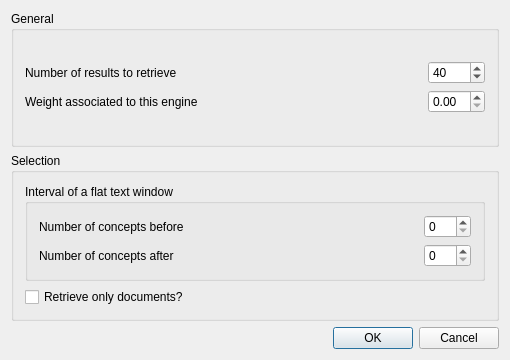
Before: the Qt Designer form xmlengine/frontend/qt/genginexml.ui in pfrancq/galilei, drawn with Qt 5.
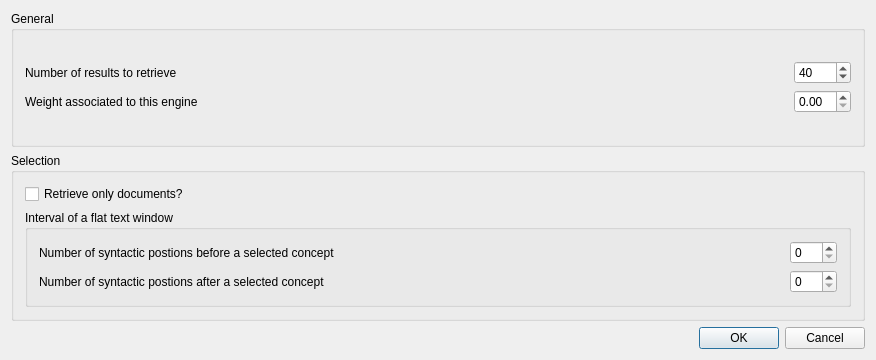
After: the same form once the commit is applied.

Commit message: - Adapt to API changes (in particular use 'GSearchQuery', 'GSearchQueryNode' and 'GSearchToken'). - When whole documents must be selected, create directly 'GDocFragment' instances representing them.

```diff
--- a/xmlengine/frontend/qt/genginexml.ui
+++ b/xmlengine/frontend/qt/genginexml.ui
@@ -6,7 +6,7 @@
    <rect>
     <x>0</x>
     <y>0</y>
-    <width>510</width>
+    <width>876</width>
     <height>360</height>
    </rect>
   </property>
@@ -123,6 +123,13 @@
       <string>Selection</string>
      </property>
      <layout class="QVBoxLayout" name="verticalLayout_11">
+      <item>
+       <widget class="QCheckBox" name="OnlyDocs">
+        <property name="text">
+         <string>Retrieve only documents?</string>
+        </property>
+       </widget>
+      </item>
       <item>
        <widget class="QGroupBox" name="groupBox_2">
         <property name="title">
@@ -134,7 +141,7 @@
            <item>
             <widget class="QLabel" name="label_2">
              <property name="text">
-              <string>Number of concepts before</string>
+              <string>Number of syntactic postions before a selected concept</string>
              </property>
             </widget>
            </item>
@@ -177,7 +184,7 @@
            <item>
             <widget class="QLabel" name="label_3">
              <property name="text">
-              <string>Number of concepts after</string>
+              <string>Number of syntactic postions after a selected concept</string>
              </property>
             </widget>
            </item>
@@ -212,13 +219,6 @@
         </layout>
        </widget>
       </item>
-      <item>
-       <widget class="QCheckBox" name="OnlyDocs">
-        <property name="text">
-         <string>Retrieve only documents?</string>
-        </property>
-       </widget>
-      </item>
      </layout>
     </widget>
    </item>
```
The commit also changes 13 other files.
